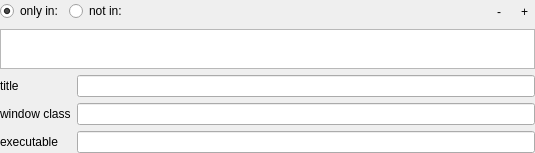
Above: ui/a2widget/a2hotkey/scope_widget.ui from ewerybody/a2 before the change. Below: the same form after it.
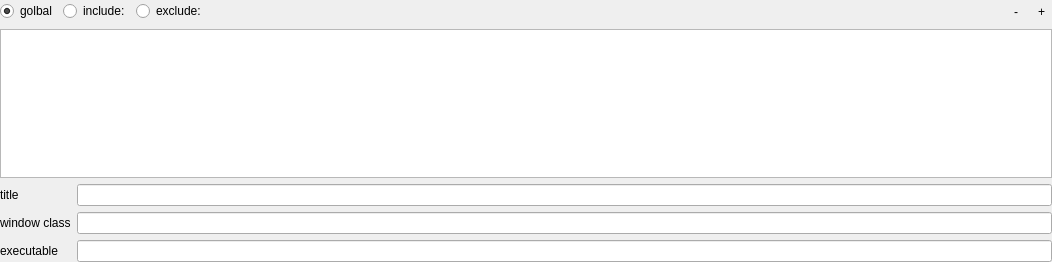
That is the form after the change. Custom widgets are drawn as their Qt base class.

Commit message: wip hotkey and scope stuff

Patch:
```diff
--- a/ui/a2widget/a2hotkey/scope_widget.ui
+++ b/ui/a2widget/a2hotkey/scope_widget.ui
@@ -6,8 +6,8 @@
    <rect>
     <x>0</x>
     <y>0</y>
-    <width>535</width>
-    <height>146</height>
+    <width>1052</width>
+    <height>262</height>
    </rect>
   </property>
   <property name="windowTitle">
@@ -26,19 +26,29 @@
    <item row="0" column="0" colspan="2">
     <layout class="QHBoxLayout" name="horizontalLayout_2">
      <item>
-      <widget class="QRadioButton" name="scopeMode_1">
+      <widget class="QRadioButton" name="scopeMode_0">
        <property name="text">
-        <string>only in:</string>
+        <string>golbal</string>
        </property>
        <property name="checked">
         <bool>true</bool>
        </property>
       </widget>
      </item>
+     <item>
+      <widget class="QRadioButton" name="scopeMode_1">
+       <property name="text">
+        <string>include:</string>
+       </property>
+       <property name="checked">
+        <bool>false</bool>
+       </property>
+      </widget>
+     </item>
      <item>
       <widget class="QRadioButton" name="scopeMode_2">
        <property name="text">
-        <string>not in:</string>
+        <string>exclude:</string>
        </property>
        <property name="checked">
         <bool>false</bool>
```
The commit also changes 9 other files.
